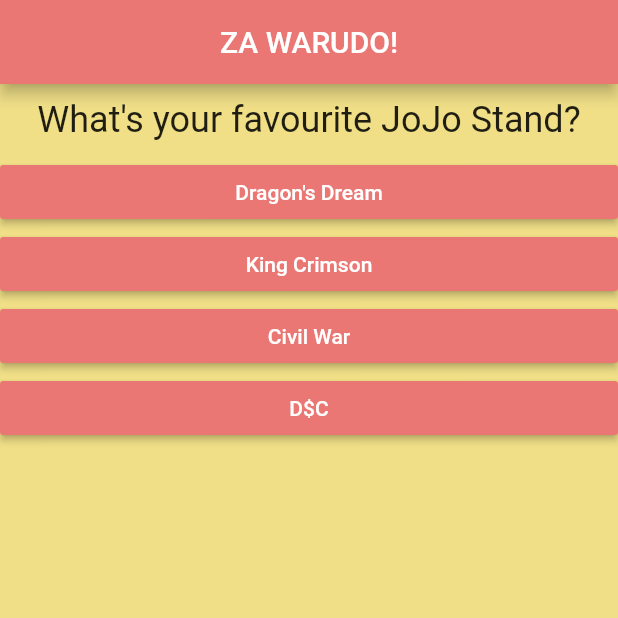
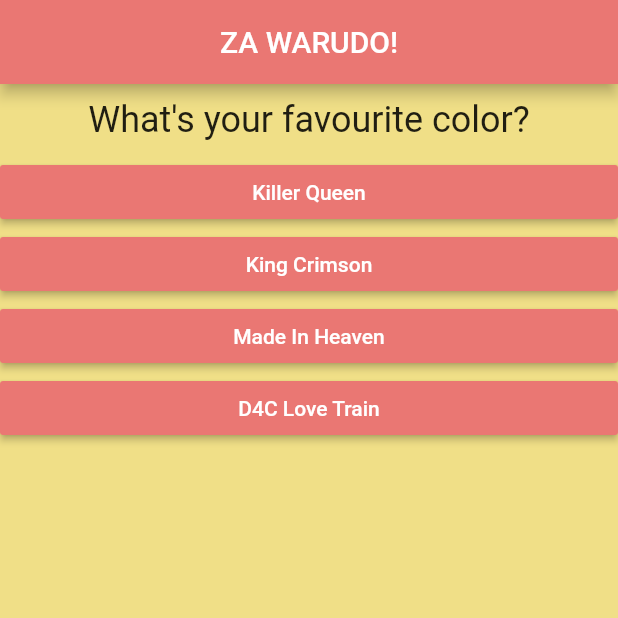
Before and after one commit to Labychu/test-quiz, a Flutter app: the screen it shows after launch, on a phone screen of 412 x 824 dp, the top half of it. Run offline on Flutter 3.47's test engine with Material 2 defaults, Android fonts, the phone set to English and light mode, and no system bars.

Commit message:
Fix out of bond error + Add scoring system

```diff
--- a/lib/answer.dart
+++ b/lib/answer.dart
@@ -1,12 +1,11 @@
 import 'package:flutter/material.dart';
 import './constants.dart' as constants;
 
+class Answer extends StatelessWidget {
+  final Function _selected;
+  final String _answerText;
 
-class Answer extends StatelessWidget {
-  final Function selected;
-  final String answerText;
-
-  Answer(this.answerText ,this.selected);
+  Answer(this._answerText, this._selected);
 
   @override
   Widget build(BuildContext context) {
@@ -15,8 +14,8 @@ class Answer extends StatelessWidget {
       child: RaisedButton(
         color: constants.THEME_COLOR_2,
         textColor: constants.TEXT_COLOR,
-        child: Text(answerText),
-        onPressed: selected,
+        child: Text(_answerText),
+        onPressed: _selected,
       ),
     );
   }
--- a/lib/constants.dart
+++ b/lib/constants.dart
@@ -1,5 +1,4 @@
 import 'package:flutter/material.dart';
-
 
 const THEME_COLOR_1 = const Color(0xFFF0DF87);
 const THEME_COLOR_2 = const Color(0xFFEA7773);
--- a/lib/main.dart
+++ b/lib/main.dart
@@ -1,10 +1,9 @@
 import "package:flutter/material.dart";
-import './question.dart';
-import './answer.dart';
 import './constants.dart' as constants;
+import './quiz.dart';
+import './result.dart';
 
 void main() => runApp(MyApp());
-
 
 class MyApp extends StatefulWidget {
   @override
@@ -13,34 +12,62 @@ class MyApp extends StatefulWidget {
   }
 }
 
-
 class _MyAppState extends State<MyApp> {
   int _questionIndex = 0;
-	static const questions = const [
+	int _totalScore = 0;
+  static final _questions = const [
     {
-      'questionText': 'What\'s your favourite JoJo Stand?',
-      'answers': ['Dragon\'s Dream', 'King Crimson', 'Civil War', 'D\$C'],
+      'questionText': 'What\'s your favourite color?',
+      'answers': [
+        {'text': 'Killer Queen', 'score': 10},
+        {'text': 'King Crimson', 'score': 7},
+        {'text': 'Made In Heaven', 'score': 9},
+        {'text': 'D4C Love Train', 'score': 8},
+      ],
     },
     {
       'questionText': 'What\'s your favourite JoJo part?',
-      'answers': ['Part 3', 'Part 6', 'Part 7', 'part 4'],
+      'answers': [
+        {'text': 'Part 4', 'score': 7},
+        {'text': 'Part 5', 'score': 8},
+        {'text': 'Part 6', 'score': 10},
+        {'text': 'Part 7', 'score': 9},
+      ],
     },
     {
       'questionText': 'Who\'s your favourite JoJo?',
-      'answers': ['Jotaro', 'Jolyne', 'Joseph', 'Johny'],
+      'answers': [
+        {'text': 'Josuke', 'score': 7},
+        {'text': 'Giorno', 'score': 8},
+        {'text': 'Jolyne', 'score': 9},
+        {'text': 'Johnny', 'score': 10},
+      ],
     },
     {
       'questionText': 'Who\'s your favourite Jobro?',
-      'answers': ['Okuyasu', 'Bucciarati', 'Gyro', 'Ceasar'],
+      'answers': [
+        {'text': 'Okuyasu', 'score': 7},
+        {'text': 'Bucciarati', 'score': 9},
+        {'text': 'Ermes', 'score': 8},
+        {'text': 'Gyro', 'score': 10},
+      ],
     },
-	];
+  ];
 
-  void _optionChosen() {
+  void _selectOption(int score) {
+		_totalScore += score;
     setState(() {
       _questionIndex++;
     });
     print('Answer chosen!');
   }
+
+	void _resetQuiz() {
+		setState(() {
+		  _totalScore = 0;
+			_questionIndex = 0;
+		});
+	}
 
   @override
   Widget build(BuildContext context) {
@@ -52,14 +79,13 @@ class _MyAppState extends State<MyApp> {
           title: Text("ZA WARUDO!"),
           centerTitle: true,
         ),
-        body: Column(
-          children: <Widget>[
-            Question(questions[_questionIndex]['questionText']),
-            ...(questions[_questionIndex]['answers'] as List<String>).map((answer) {
-              return Answer(answer, _optionChosen);
-            }).toList(),
-          ],
-        ),
+        body: (_questionIndex < _questions.length)
+            ? Quiz(
+                questions: _questions,
+                questionIndex: _questionIndex,
+                selectOptionFunction: _selectOption,
+              )
+            : Result(_totalScore, _resetQuiz),
       ),
     );
   }
--- a/lib/question.dart
+++ b/lib/question.dart
@@ -1,5 +1,4 @@
 import 'package:flutter/material.dart';
-
 
 class Question extends StatelessWidget {
   final String _questionText;
--- /dev/null
+++ b/lib/quiz.dart
@@ -0,0 +1,28 @@
+import 'package:flutter/material.dart';
+import './question.dart';
+import './answer.dart';
+
+class Quiz extends StatelessWidget {
+  final List<Map<String, Object>> questions;
+  final int questionIndex;
+  final Function selectOptionFunction;
+
+  Quiz({
+    @required this.questions,
+    @required this.questionIndex,
+    @required this.selectOptionFunction,
+  });
+
+  @override
+  Widget build(BuildContext context) {
+    return Column(
+      children: <Widget>[
+        Question(questions[questionIndex]['questionText']),
+        ...(questions[questionIndex]['answers'] as List<Map<String, Object>>)
+            .map((answer) {
+          return Answer(answer['text'], () => selectOptionFunction(answer['score']));
+        }).toList(),
+      ],
+    );
+  }
+}
```
Also changed, not shown: lib/result.dart (added, +48 -0 lines), 2 other files.
